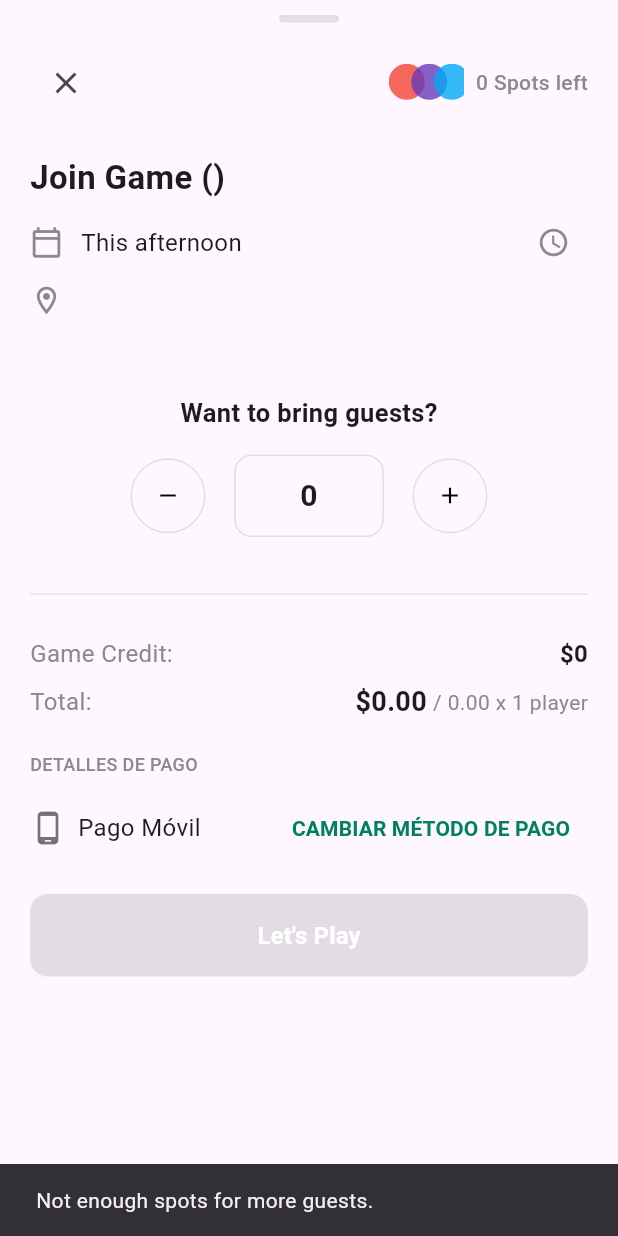
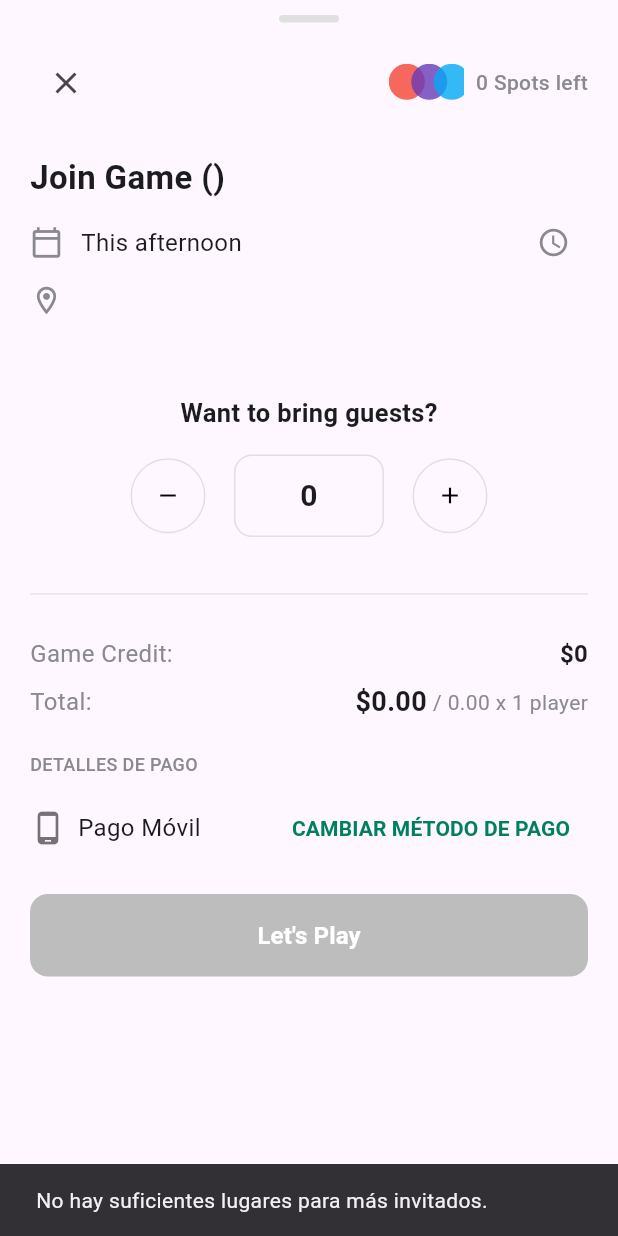
Before and after one commit to Chrisan2i/TeamUp, a Flutter app: the JoinGameBottom widget shown alone on an empty page, opened directly with empty values, after a tap on the "add" icon, on a phone screen of 412 x 824 dp. Run offline on Flutter 3.47's test engine with Material 3 defaults, Android fonts, the phone set to English and light mode, and no system bars; our stand-ins replace cloud_firestore, firebase_auth, firebase_core, image_picker, percent_indicator; accounts and stored records are empty; network calls fail.

Commit message:
Arregle un problema con el botton join

```diff
--- a/lib/features/games/widgets/join_game_botton.dart
+++ b/lib/features/games/widgets/join_game_botton.dart
@@ -1,7 +1,6 @@
-// Archivo: join_game_bottom.dart (versión final, compatible con tu GameModel)
-
 import 'package:flutter/material.dart';
-import 'package:teamup/models/game_model.dart'; // Asegúrate de que esta ruta sea correcta
+import 'package:teamup/models/game_model.dart';
+import 'package:teamup/services/game_players_service.dart';
 
 class JoinGameBottom extends StatefulWidget {
   final GameModel game;
@@ -15,6 +14,7 @@ class JoinGameBottom extends StatefulWidget {
 class _JoinGameBottomState extends State<JoinGameBottom> {
   int guestCount = 0;
   String _selectedPaymentMethod = 'Pago Móvil';
+  bool _isJoining = false; // NUEVO: Estado para manejar la carga y deshabilitar el botón
 
   void _showPaymentMethodsSheet() {
     showModalBottomSheet(
@@ -48,7 +48,6 @@ class _JoinGameBottomState extends State<JoinGameBottom> {
     final totalPeople = 1 + guestCount;
     final totalFinal = game.price * totalPeople;
 
-    const primaryColor = Color(0xFF008060);
     const textColor = Color(0xFF1C1C1E);
     const subtextColor = Color(0xFF8A8A8E);
 
@@ -81,6 +80,7 @@ class _JoinGameBottomState extends State<JoinGameBottom> {
                 ),
               ),
             ),
+            // El botón ahora usa la lógica corregida
             _buildLetsPlayButton(spotsLeft),
           ],
         ),
@@ -88,7 +88,7 @@ class _JoinGameBottomState extends State<JoinGameBottom> {
     );
   }
 
-  // --- Widgets de construcción para un código limpio ---
+
 
   Widget _buildHeader(BuildContext context, int spotsLeft) {
     return Column(
@@ -140,7 +140,6 @@ class _JoinGameBottomState extends State<JoinGameBottom> {
                 crossAxisAlignment: CrossAxisAlignment.start,
                 children: [
                   Text(game.fieldName, style: TextStyle(fontSize: 16, color: textColor)),
-                  // --- CAMBIO AQUÍ: Se usa game.zone para la dirección, como en tu GameModel ---
                   Text(game.zone, style: TextStyle(fontSize: 14, color: subtextColor)),
                 ],
               ),
@@ -177,10 +176,10 @@ class _JoinGameBottomState extends State<JoinGameBottom> {
               _CounterButton(
                 icon: Icons.add,
                 onPressed: () {
-                  if (guestCount + 1 < spotsLeft) {
+                  if (1 + guestCount < spotsLeft) { // Se cuenta el jugador actual + invitados
                     setState(() => guestCount++);
                   } else {
-                    ScaffoldMessenger.of(context).showSnackBar(const SnackBar(content: Text("Not enough spots for more guests.")));
+                    ScaffoldMessenger.of(context).showSnackBar(const SnackBar(content: Text("No hay suficientes lugares para más invitados.")));
                   }
                 },
               ),
@@ -245,26 +244,71 @@ class _JoinGameBottomState extends State<JoinGameBottom> {
     );
   }
 
+
   Widget _buildLetsPlayButton(int spotsLeft) {
     return SizedBox(
       width: double.infinity,
       child: ElevatedButton(
-        onPressed: spotsLeft > 0 ? () async {
+
+        onPressed: (spotsLeft > 0 && !_isJoining)
+            ? () async {
+
+          setState(() => _isJoining = true);
+
+
+          final gameService = GamePlayersService();
+          final navigator = Navigator.of(context);
           final scaffoldMessenger = ScaffoldMessenger.of(context);
-          final navigator = Navigator.of(context);
 
-          scaffoldMessenger.showSnackBar(const SnackBar(content: Text("Simulando confirmación... Lógica de pago real no implementada.")));
 
-          await Future.delayed(const Duration(seconds: 1));
-          navigator.pop();
-          scaffoldMessenger.showSnackBar(const SnackBar(content: Text("¡Te uniste al partido!")));
-        } : null,
+          final bool success = await gameService.joinGame(widget.game);
+
+
+          if (mounted) {
+            setState(() => _isJoining = false);
+          }
+
+          if (!mounted) return; // Evita errores si el widget se desmontó
+
+
+          if (success) {
+            scaffoldMessenger.showSnackBar(const SnackBar(
+              content: Text("✅ ¡Te has unido al partido!"),
+              backgroundColor: Colors.green,
+            ));
+            navigator.pop(); // Cerrar el bottom sheet en caso de éxito
+          } else {
+            scaffoldMessenger.showSnackBar(const SnackBar(
+              content: Text("❌ Error al unirse. El partido puede estar lleno o ya estás dentro."),
+              backgroundColor: Colors.red,
+            ));
+          }
+        }
+            : null,
         style: ElevatedButton.styleFrom(
           backgroundColor: const Color(0xFF008060),
           padding: const EdgeInsets.symmetric(vertical: 16),
           shape: RoundedRectangleBorder(borderRadius: BorderRadius.circular(12)),
+          disabledBackgroundColor: Colors.grey.shade400, // Color para estado deshabilitado
         ),
-        child: const Text("Let's Play", style: TextStyle(fontSize: 16, fontWeight: FontWeight.bold, color: Colors.white)),
+
+        child: _isJoining
+            ? const SizedBox(
+          height: 24,
+          width: 24,
+          child: CircularProgressIndicator(
+            color: Colors.white,
+            strokeWidth: 3,
+          ),
+        )
+            : const Text(
+          "Let's Play",
+          style: TextStyle(
+            fontSize: 16,
+            fontWeight: FontWeight.bold,
+            color: Colors.white,
+          ),
+        ),
       ),
     );
   }
@@ -286,8 +330,7 @@ class _JoinGameBottomState extends State<JoinGameBottom> {
   }
 }
 
-// --- El resto de los widgets (_CounterButton, _PaymentMethodsView, _PaymentMethodTile) no necesitan cambios ---
-// ... (puedes copiar y pegar el resto de los widgets de la respuesta anterior aquí)
+
 class _CounterButton extends StatelessWidget {
   final IconData icon;
   final VoidCallback? onPressed;
--- a/lib/models/field_model.dart
+++ b/lib/models/field_model.dart
@@ -20,7 +20,7 @@ class FieldModel {
   final String footwear;
   final String contact;
 
-  // 🔽 Campos nuevos
+
   final bool hasDiscount;
   final double? discountPercentage;
   final int minPlayersToBook;
```
